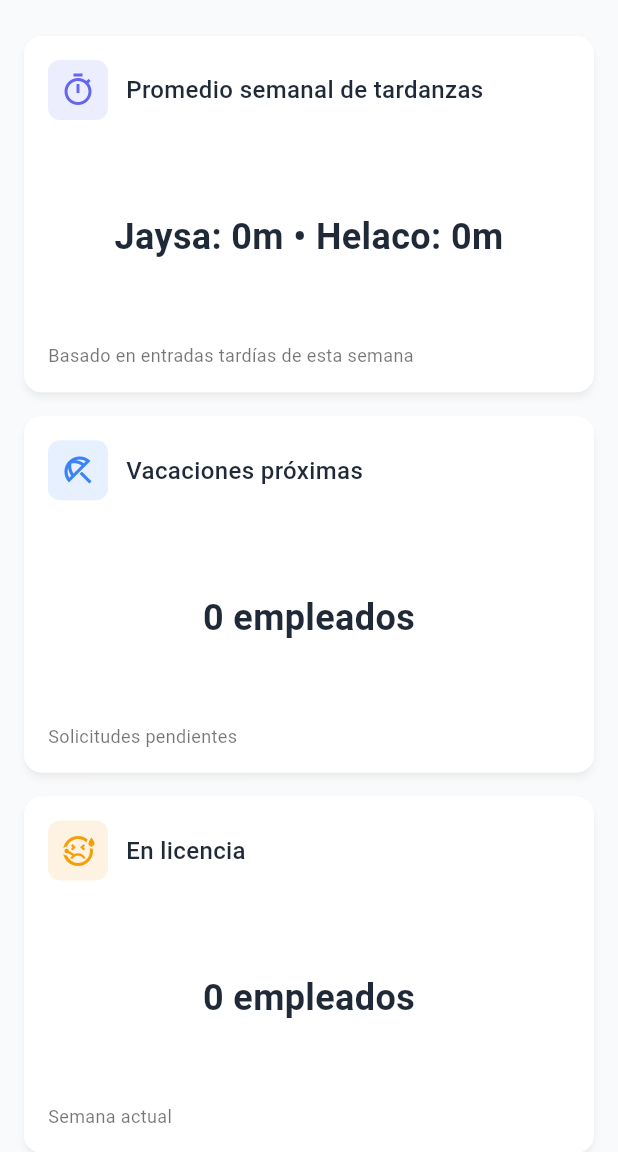
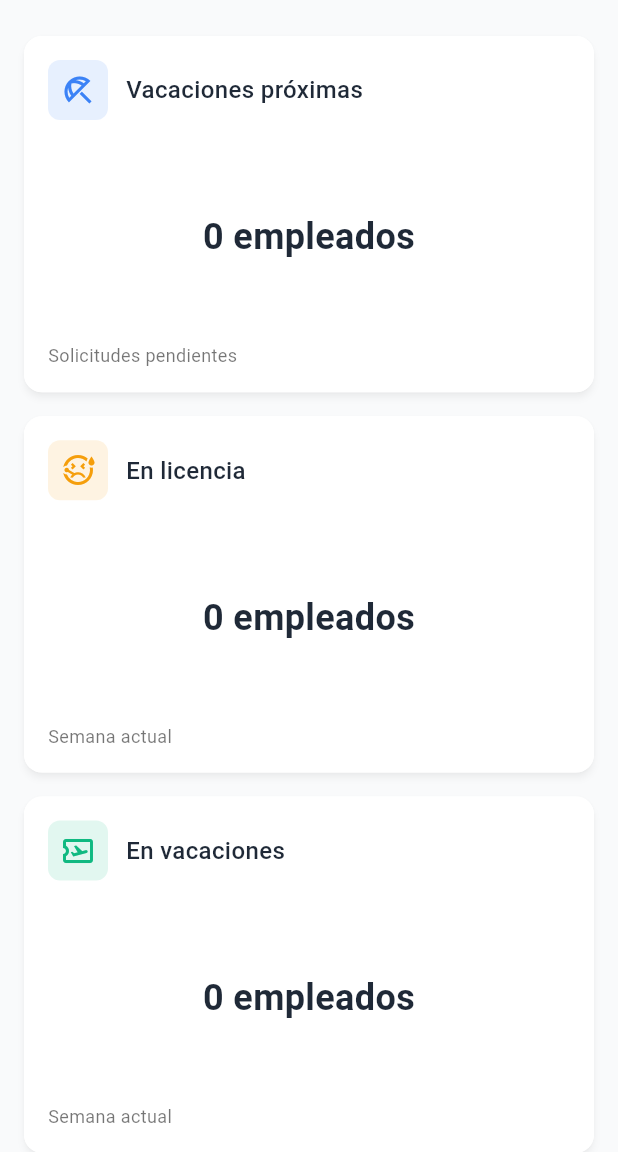
Before and after one commit to ryokumaxell/jm-intranet, a Flutter app: the DashboardScreen screen opened directly, on a phone screen of 412 x 824 dp, the part 84-1236 px from its top. Run offline on Flutter 3.47's test engine with Material 3 defaults, Android fonts, the phone set to English and light mode, and no system bars; our stand-ins replace cloud_firestore, dio, firebase_auth, firebase_core, flutter_riverpod, freezed_annotation; accounts and stored records are empty; statements that could not run were skipped.

Commit message:
dashboard: quitar promedio semanal y gráfico; reordenar Drawer colocando Asistencia debajo de Panel principal; ajustar Drawers en Asistencia, Solicitudes y Empleados

```diff
--- a/lib/features/attendance/presentation/screens/attendance_screen.dart
+++ b/lib/features/attendance/presentation/screens/attendance_screen.dart
@@ -121,6 +121,14 @@
               },
             ),
             ListTile(
+              leading: const Icon(Icons.event_available_outlined),
+              title: const Text('Asistencia'),
+              selected: true,
+              onTap: () {
+                Navigator.pop(context);
+              },
+            ),
+            ListTile(
               leading: const Icon(Icons.people_alt_outlined),
               title: const Text('Empleados'),
               onTap: () {
@@ -139,14 +147,6 @@
                 Navigator.of(context).push(
                   MaterialPageRoute(builder: (_) => const RequestsListScreen()),
                 );
-              },
-            ),
-            ListTile(
-              leading: const Icon(Icons.event_available_outlined),
-              title: const Text('Asistencia'),
-              selected: true,
-              onTap: () {
-                Navigator.pop(context);
               },
             ),
             ListTile(
--- a/lib/features/dashboard/presentation/screens/dashboard_screen.dart
+++ b/lib/features/dashboard/presentation/screens/dashboard_screen.dart
@@ -15,11 +15,9 @@
 import 'package:j_intranet/features/attendance/domain/entities/attendance_record.dart';
 import 'package:j_intranet/features/dashboard/domain/entities/metric.dart';
 import 'package:j_intranet/features/requests/domain/entities/request.dart';
-import 'package:j_intranet/features/employees/domain/entities/employee.dart';
 
 import '../providers/dashboard_providers.dart';
 import '../widgets/summary_card.dart';
-import '../widgets/chart_placeholder.dart';
 import '../widgets/activity_list.dart';
 
 class DashboardScreen extends ConsumerStatefulWidget {
@@ -116,6 +114,18 @@
               },
             ),
             _DrawerItem(
+              icon: Icons.event_available_outlined,
+              title: 'Asistencia',
+              selected: _selectedDrawerIndex == 4,
+              onTap: () {
+                setState(() => _selectedDrawerIndex = 4);
+                Navigator.pop(context);
+                Navigator.of(context).push(
+                  MaterialPageRoute(builder: (_) => const AttendanceScreen()),
+                );
+              },
+            ),
+            _DrawerItem(
               icon: Icons.people_alt_outlined,
               title: 'Empleados',
               selected: _selectedDrawerIndex == 5,
@@ -137,18 +147,6 @@
                 Navigator.pop(context);
                 Navigator.of(context).push(
                   MaterialPageRoute(builder: (_) => const RequestsListScreen()),
-                );
-              },
-            ),
-            _DrawerItem(
-              icon: Icons.event_available_outlined,
-              title: 'Asistencia',
-              selected: _selectedDrawerIndex == 4,
-              onTap: () {
-                setState(() => _selectedDrawerIndex = 4);
-                Navigator.pop(context);
-                Navigator.of(context).push(
-                  MaterialPageRoute(builder: (_) => const AttendanceScreen()),
                 );
               },
             ),
@@ -228,9 +226,7 @@
               SliverPadding(
                 padding: EdgeInsets.symmetric(
                     horizontal: horizontalPadding, vertical: 8),
-                sliver: SliverToBoxAdapter(
-                  child: ChartPlaceholder(title: 'Gráfico de estadísticas'),
-                ),
+                sliver: SliverToBoxAdapter(child: SizedBox.shrink()),
               ),
               SliverPadding(
                 padding: EdgeInsets.fromLTRB(
@@ -248,7 +244,6 @@
 
   List<Metric> _buildMetrics(BuildContext context) {
     final attAsync = ref.watch(attendanceControllerProvider);
-    final employees = ref.watch(employeesProvider);
     final requestsAsync = ref.watch(requestsProvider);
 
     final List<AttendanceRecord> attRecords = attAsync.when(
@@ -263,45 +258,8 @@
       error: (err, stack) => [],
     );
 
-    final List<Employee> employeesList = employees.when(
-      data: (data) => data,
-      loading: () => [],
-      error: (err, stack) => [],
-    );
-
-    // Mapear empleado -> empresa
-    final companyByEmployee = <String, String>{
-      for (final e in employeesList) e.id: e.company,
-    };
 
     // Calcular promedio semanal de tardanzas (minutos) por empresa, asumiendo jornada inicia 9:00
-    int tardyMinutes(DateTime? entry) {
-      if (entry == null) return 0;
-      final scheduled = DateTime(entry.year, entry.month, entry.day, 9, 0);
-      final diff = entry.difference(scheduled).inMinutes;
-      return diff > 0 ? diff : 0;
-    }
-
-    final lateRecords =
-        attRecords.where((r) => r.status == AttendanceStatus.late).toList();
-    final jaysaLate = lateRecords
-        .where((r) => companyByEmployee[r.employeeId] == 'Jaysa Muebles')
-        .toList();
-    final helacoLate = lateRecords
-        .where((r) => companyByEmployee[r.employeeId] == 'Helaco')
-        .toList();
-    final jaysaAvg = jaysaLate.isEmpty
-        ? 0
-        : (jaysaLate.map((r) => tardyMinutes(r.entry)).reduce((a, b) => a + b) /
-                jaysaLate.length)
-            .round();
-    final helacoAvg = helacoLate.isEmpty
-        ? 0
-        : (helacoLate
-                    .map((r) => tardyMinutes(r.entry))
-                    .reduce((a, b) => a + b) /
-                helacoLate.length)
-            .round();
 
     // Vacaciones próximas (demo: contar solicitudes de vacaciones pendientes)
     final upcomingVacations = requests
@@ -329,12 +287,6 @@
         .length;
 
     return [
-      Metric(
-        key: 'tardiness_avg',
-        title: 'Promedio semanal de tardanzas',
-        value: 'Jaysa: ${jaysaAvg}m • Helaco: ${helacoAvg}m',
-        subtitle: 'Basado en entradas tardías de esta semana',
-      ),
       Metric(
         key: 'upcoming_vacations',
         title: 'Vacaciones próximas',
--- a/lib/features/employees/presentation/screens/employees_list_screen.dart
+++ b/lib/features/employees/presentation/screens/employees_list_screen.dart
@@ -68,6 +68,16 @@
               },
             ),
             ListTile(
+              leading: const Icon(Icons.event_available_outlined),
+              title: const Text('Asistencia'),
+              onTap: () {
+                Navigator.pop(context);
+                Navigator.of(context).push(
+                  MaterialPageRoute(builder: (_) => const AttendanceScreen()),
+                );
+              },
+            ),
+            ListTile(
               leading: const Icon(Icons.people_alt_outlined),
               title: const Text('Empleados'),
               selected: true,
@@ -82,16 +92,6 @@
                 Navigator.pop(context);
                 Navigator.of(context).push(
                   MaterialPageRoute(builder: (_) => const RequestsListScreen()),
-                );
-              },
-            ),
-            ListTile(
-              leading: const Icon(Icons.event_available_outlined),
-              title: const Text('Asistencia'),
-              onTap: () {
-                Navigator.pop(context);
-                Navigator.of(context).push(
-                  MaterialPageRoute(builder: (_) => const AttendanceScreen()),
                 );
               },
             ),
--- a/lib/features/requests/presentation/screens/requests_list_screen.dart
+++ b/lib/features/requests/presentation/screens/requests_list_screen.dart
@@ -68,6 +68,16 @@
               },
             ),
             ListTile(
+              leading: const Icon(Icons.event_available_outlined),
+              title: const Text('Asistencia'),
+              onTap: () {
+                Navigator.pop(context);
+                Navigator.of(context).push(
+                  MaterialPageRoute(builder: (_) => const AttendanceScreen()),
+                );
+              },
+            ),
+            ListTile(
               leading: const Icon(Icons.people_alt_outlined),
               title: const Text('Empleados'),
               onTap: () {
@@ -84,16 +94,6 @@
               selected: true,
               onTap: () {
                 Navigator.pop(context);
-              },
-            ),
-            ListTile(
-              leading: const Icon(Icons.event_available_outlined),
-              title: const Text('Asistencia'),
-              onTap: () {
-                Navigator.pop(context);
-                Navigator.of(context).push(
-                  MaterialPageRoute(builder: (_) => const AttendanceScreen()),
-                );
               },
             ),
             ListTile(
```
